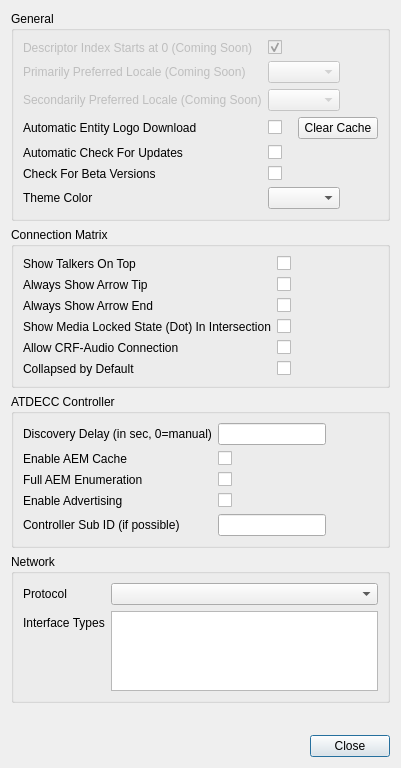
The window that src/settingsDialog.ui (christophe-calmejane/Hive) describes before a commit, drawn with Qt 5.
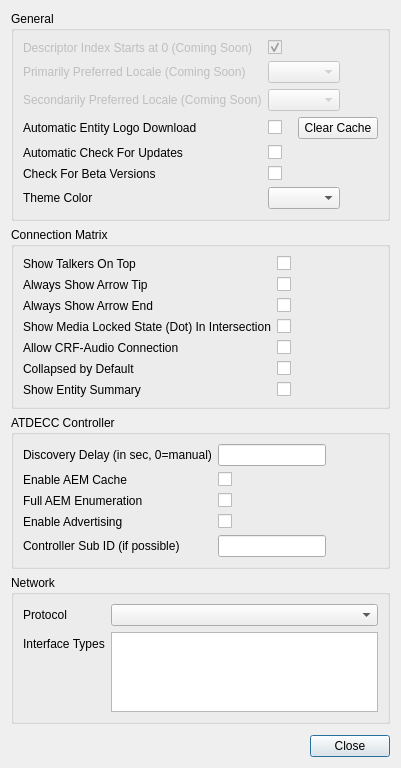
The same window after the commit. Custom widgets are drawn as their Qt base class.

Commit message: Added an option to choose to display Entity Summary (squares)

```diff
--- a/src/settingsDialog.ui
+++ b/src/settingsDialog.ui
@@ -221,6 +221,16 @@
       <item row="5" column="1">
        <widget class="QCheckBox" name="collapsedByDefaultCheckBox"/>
       </item>
+      <item row="6" column="0">
+       <widget class="QLabel" name="showEntitySummaryLabel">
+        <property name="text">
+         <string>Show Entity Summary</string>
+        </property>
+       </widget>
+      </item>
+      <item row="6" column="1">
+       <widget class="QCheckBox" name="showEntitySummaryCheckBox"/>
+      </item>
      </layout>
     </widget>
    </item>
```
The commit also changes 13 other files.
